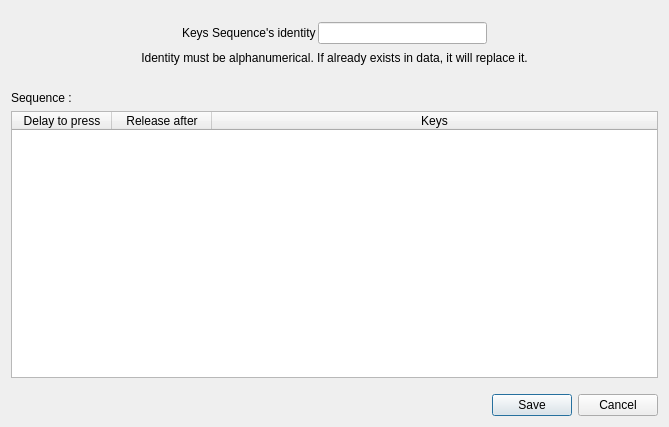
The window that ui/KeysSequenceSelectedEditDialog.ui (AmirHammouteneEI/ScheduledPasteAndKeys) describes before a commit, drawn with Qt 5.
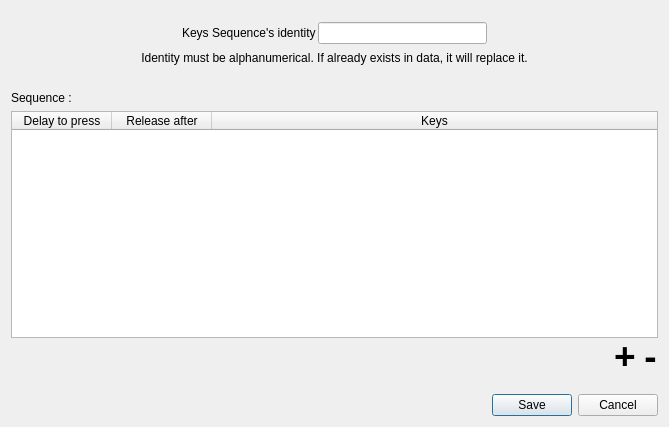
The same window after the commit.

Commit message: arranged keys sequence dialogs

Patch:
```diff
--- a/ui/KeysSequenceSelectedEditDialog.ui
+++ b/ui/KeysSequenceSelectedEditDialog.ui
@@ -163,6 +163,85 @@
      </column>
     </widget>
    </item>
+   <item>
+    <layout class="QHBoxLayout" name="horizontalLayout_2">
+     <item>
+      <spacer name="horizontalSpacer_3">
+       <property name="orientation">
+        <enum>Qt::Horizontal</enum>
+       </property>
+       <property name="sizeHint" stdset="0">
+        <size>
+         <width>40</width>
+         <height>20</height>
+        </size>
+       </property>
+      </spacer>
+     </item>
+     <item>
+      <widget class="QPushButton" name="addKeysButton">
+       <property name="sizePolicy">
+        <sizepolicy hsizetype="Minimum" vsizetype="Minimum">
+         <horstretch>0</horstretch>
+         <verstretch>0</verstretch>
+        </sizepolicy>
+       </property>
+       <property name="maximumSize">
+        <size>
+         <width>45</width>
+         <height>45</height>
+        </size>
+       </property>
+       <property name="font">
+        <font>
+         <pointsize>28</pointsize>
+         <bold>true</bold>
+        </font>
+       </property>
+       <property name="styleSheet">
+        <string notr="true">QPushButton{padding-top:-10px;}</string>
+       </property>
+       <property name="text">
+        <string notr="true">+</string>
+       </property>
+       <property name="flat">
+        <bool>true</bool>
+       </property>
+      </widget>
+     </item>
+     <item>
+      <widget class="QPushButton" name="removeKeysButton">
+       <property name="sizePolicy">
+        <sizepolicy hsizetype="Minimum" vsizetype="Minimum">
+         <horstretch>0</horstretch>
+         <verstretch>0</verstretch>
+        </sizepolicy>
+       </property>
+       <property name="maximumSize">
+        <size>
+         <width>45</width>
+         <height>45</height>
+        </size>
+       </property>
+       <property name="font">
+        <font>
+         <pointsize>28</pointsize>
+         <bold>true</bold>
+        </font>
+       </property>
+       <property name="styleSheet">
+        <string notr="true">QPushButton{padding-top:-10px;}</string>
+       </property>
+       <property name="text">
+        <string notr="true">-</string>
+       </property>
+       <property name="flat">
+        <bool>true</bool>
+       </property>
+      </widget>
+     </item>
+    </layout>
+   </item>
    <item>
     <spacer name="verticalSpacer">
      <property name="orientation">
```
Left out of the diff: 37 changed lines with no effect on the pictures. The commit also changes 14 other files.
